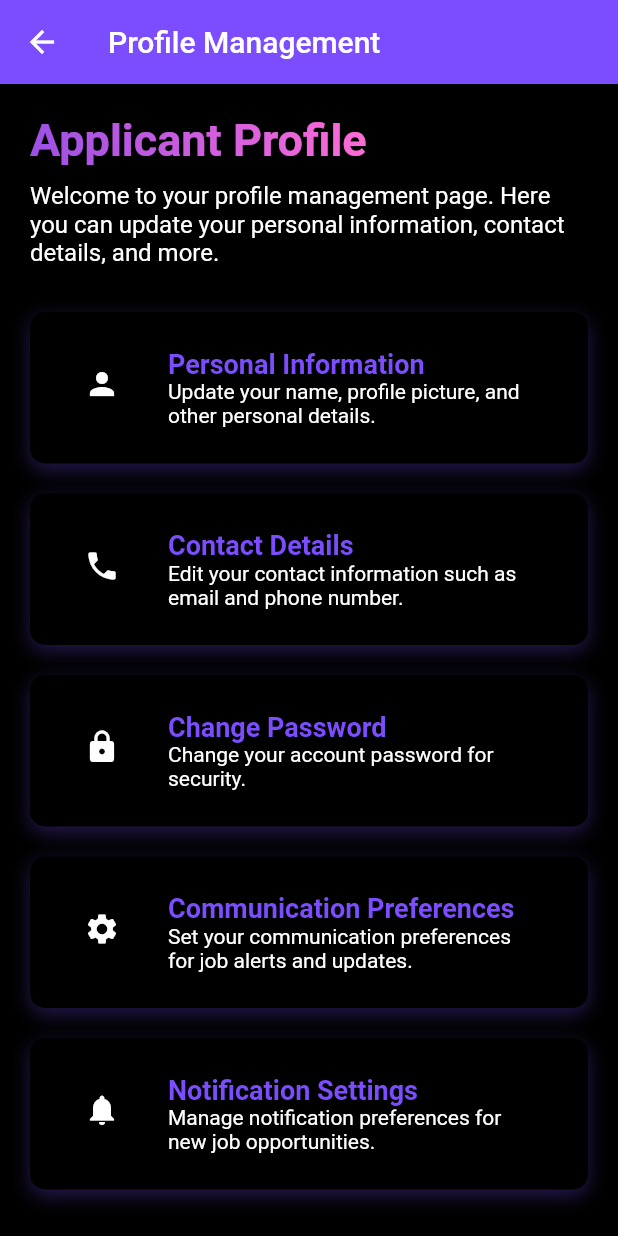
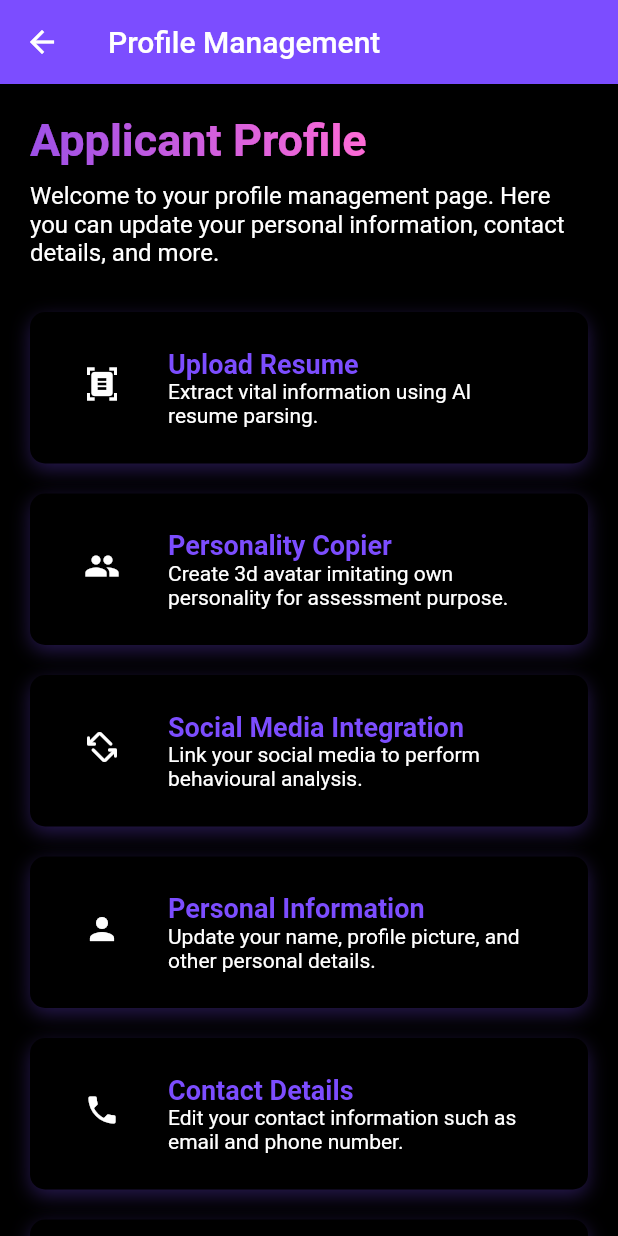
Before and after one commit to eyreen/chipta-intellihire, a Flutter app: the ProfileManagementApplicantScreen screen opened directly, on a phone screen of 412 x 824 dp. Run offline on Flutter 3.47's test engine with Material 2 defaults, Android fonts, the phone set to English and light mode, and no system bars; missing offline and left inert: excel; network calls fail; Roboto replaces fonts that are missing (Montserrat).

Commit message:
Second Commit

```diff
--- a/intellihire/lib/screens/applicantHub/features/profileManagementApplicant.dart
+++ b/intellihire/lib/screens/applicantHub/features/profileManagementApplicant.dart
@@ -41,6 +41,30 @@ class ProfileManagementApplicantScreen extends StatelessWidget {
               ),
             ),
             SizedBox(height: 30),
+            _buildListTile(
+              icon: Icons.document_scanner,
+              title: 'Upload Resume',
+              subtitle: 'Extract vital information using AI resume parsing.',
+              onTap: () {
+                // Navigate to upload resume editing page
+              },
+            ),
+            _buildListTile(
+              icon: Icons.people,
+              title: 'Personality Copier',
+              subtitle: 'Create 3d avatar imitating own personality for assessment purpose.',
+              onTap: () {
+                // Navigate to contact details editing page
+              },
+            ),
+            _buildListTile(
+              icon: Icons.screen_rotation_alt_rounded,
+              title: 'Social Media Integration',
+              subtitle: 'Link your social media to perform behavioural analysis.',
+              onTap: () {
+                // Navigate to contact details editing page
+              },
+            ),
             _buildListTile(
               icon: Icons.person,
               title: 'Personal Information',
```
Also changed, not shown: intellihire/lib/screens/hrHub/features/jobPosting.dart (+118 -50 lines), intellihire/lib/screens/landingPage.dart (+13 -13 lines), intellihire/pubspec.yaml (+14 -6 lines), intellihire/pubspec.lock, 1 other file.
